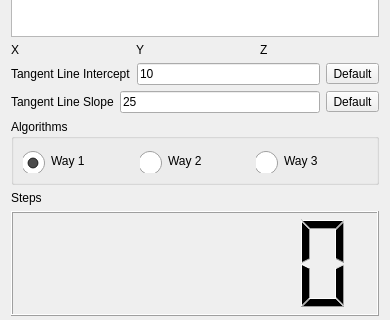
Old version of the form dlgsteps.ui in the repository ic005k/Knot-Legacy; both pictures show x 0 to 390 and y 155 to 475 of the 390 by 592 pixel window.
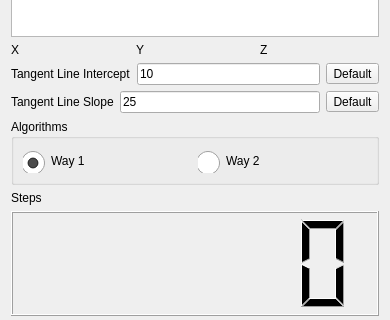
New version of the form. Icons and pictures are not drawn.

Patch:
```diff
--- a/dlgsteps.ui
+++ b/dlgsteps.ui
@@ -198,37 +198,6 @@
         </property>
        </widget>
       </item>
-      <item>
-       <widget class="QRadioButton" name="rbAlg3">
-        <property name="styleSheet">
-         <string notr="true">QRadioButton::indicator {
-    width: 25px;
-    height: 25px;
-    /*image: url(:/src/sel.png);*/
-    
-    position: relative;
-    left: 0px;
-    right: 3px;
-    top: 2px;
-    bottom:4px;
-}
-
-QRadioButton::indicator:unchecked {
-    image: url(:/src/nosel.png);
-}
-
-QRadioButton::indicator:checked {
-    image: url(:/src/sel.png);
-}
-
-
-</string>
-        </property>
-        <property name="text">
-         <string>Way 3</string>
-        </property>
-       </widget>
-      </item>
      </layout>
     </widget>
    </item>
```
